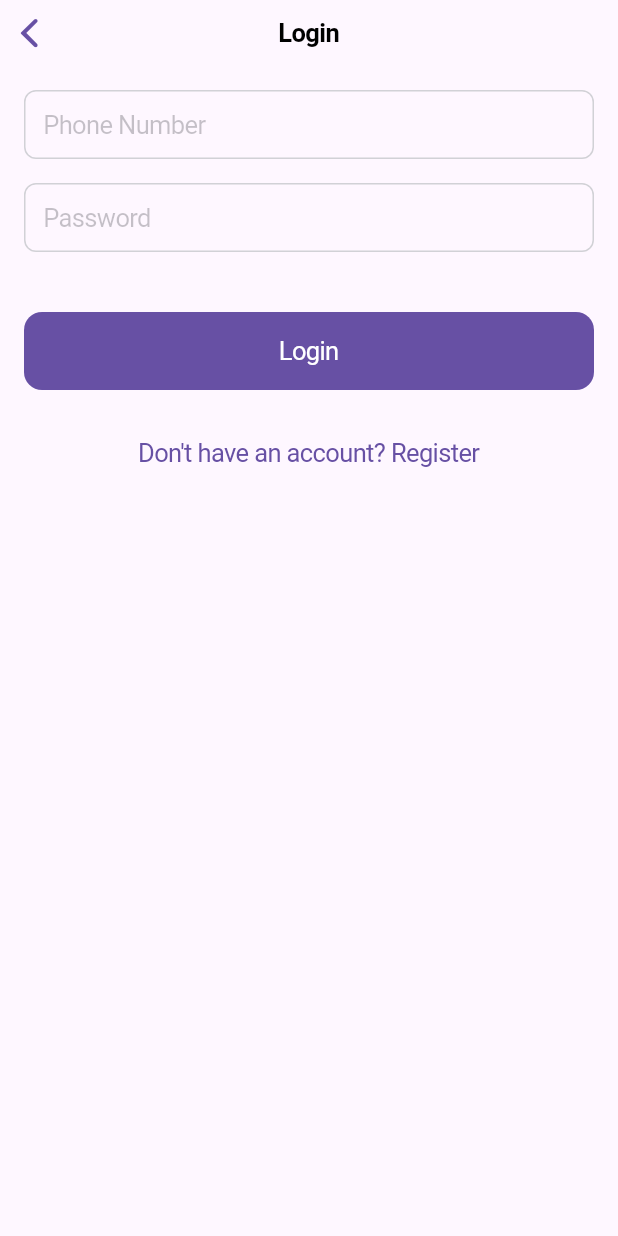
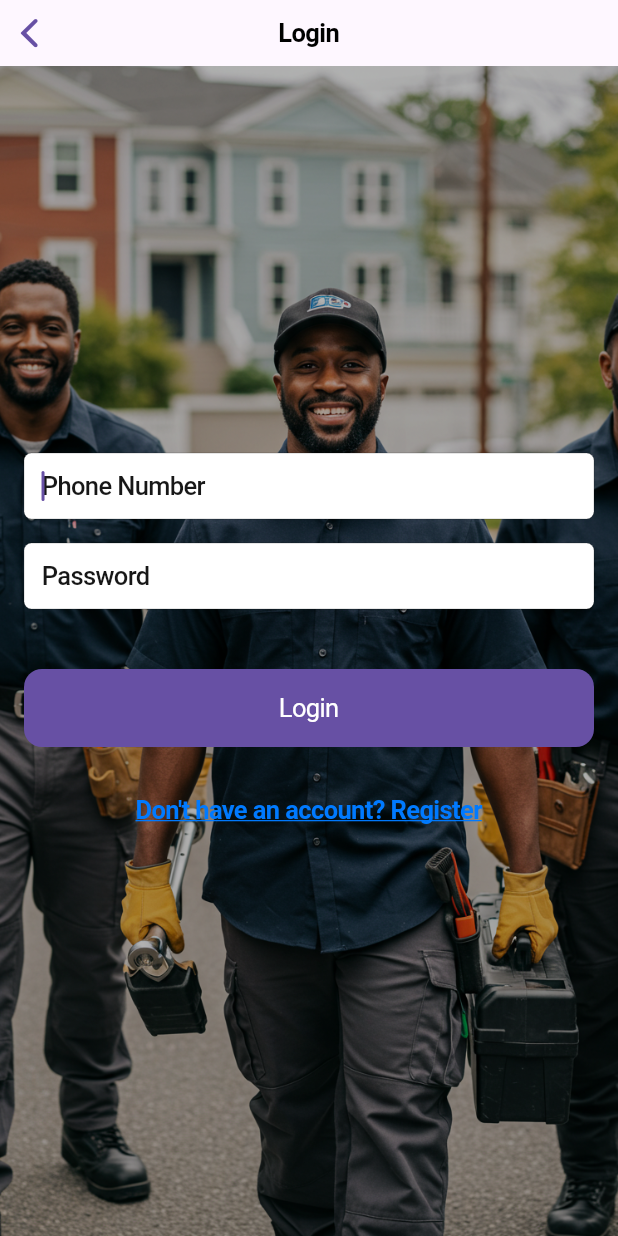
Before and after one commit to kofiobuomagyare/booking_flutter, a Flutter app: the screen it shows after launch, after a tap on "Log in", on a phone screen of 412 x 824 dp. Run offline on Flutter 3.47's test engine with Material 3 defaults, Android fonts, the phone set to English and light mode, and no system bars; our stand-ins replace geolocator, google_maps_flutter, hugeicons, image_picker, shared_preferences.

Commit message:
Refactor login screen layout and enhance user experience with translucent backgrounds and keyboard dismissal

```diff
--- a/lib/Screens/login.dart
+++ b/lib/Screens/login.dart
@@ -4,7 +4,7 @@ import 'package:app_develop/Screens/service_provider_home.dart';
 import 'package:flutter/cupertino.dart';
 import 'package:http/http.dart' as http;
 import 'package:shared_preferences/shared_preferences.dart';
-import 'home.dart'; // Ensure this file contains NsaanoHomePage and ServiceProviderHomePage
+import 'home.dart';
 import 'register_page.dart';
 
 String getBaseUrl() {
@@ -20,7 +20,6 @@ class LoginPage extends StatefulWidget {
   const LoginPage({super.key});
 
   @override
-  // ignore: library_private_types_in_public_api
   _LoginPageState createState() => _LoginPageState();
 }
 
@@ -52,14 +51,11 @@ class _LoginPageState extends State<LoginPage> {
         String token = responseData['token'];
         String role = responseData['role'];
 
-        // Save token and role in SharedPreferences
         SharedPreferences prefs = await SharedPreferences.getInstance();
         await prefs.setString('token', token);
         await prefs.setString('role', role);
 
-        // Navigate to home screen based on role
         Navigator.pushReplacement(
-          // ignore: use_build_context_synchronously
           context,
           CupertinoPageRoute(
             builder: (context) => role == 'Service Seeker'
@@ -72,7 +68,6 @@ class _LoginPageState extends State<LoginPage> {
       }
     } catch (e) {
       showCupertinoDialog(
-        // ignore: use_build_context_synchronously
         context: context,
         builder: (context) => CupertinoAlertDialog(
           title: const Text('Error'),
@@ -97,18 +92,45 @@ class _LoginPageState extends State<LoginPage> {
         middle: Text('Login'),
         backgroundColor: CupertinoColors.systemBackground,
       ),
-      child: SafeArea(
+      child: GestureDetector(
+        onTap: () => FocusScope.of(context).unfocus(), // Dismiss keyboard when tapping outside
+        child: Stack(
+          children: [
+            // Background image
+            Container(
+              decoration: const BoxDecoration(
+                image: DecorationImage(
+                  image: AssetImage('assets/images/background.jpg'),
+                  fit: BoxFit.cover,
+                ),
+              ),
+            ),
+            // Translucent overlay
+            Container(color: CupertinoColors.black.withOpacity(0.3)),
+
+            SafeArea(
+              child: Center(
+                child: SingleChildScrollView(
                   child: Padding(
                     padding: const EdgeInsets.all(16.0),
-          child: Form(
+                    child: Column(
+                      mainAxisAlignment: MainAxisAlignment.center,
+                      children: [
+                        Form(
                           key: _formKey,
                           child: Column(
                             crossAxisAlignment: CrossAxisAlignment.stretch,
                             children: [
-                _buildTextField(_phoneNumberController, 'Phone Number',
-                    keyboardType: TextInputType.phone),
-                _buildTextField(_passwordController, 'Password',
-                    isPassword: true),
+                              _buildTextField(
+                                _phoneNumberController,
+                                'Phone Number',
+                                keyboardType: TextInputType.phone,
+                              ),
+                              _buildTextField(
+                                _passwordController,
+                                'Password',
+                                isPassword: true,
+                              ),
                               const SizedBox(height: 24),
                               CupertinoButton.filled(
                                 onPressed: _isLoading ? null : loginUser,
@@ -118,7 +140,14 @@ class _LoginPageState extends State<LoginPage> {
                               ),
                               const SizedBox(height: 16),
                               CupertinoButton(
-                  child: const Text("Don't have an account? Register"),
+                                child: const Text(
+                                  "Don't have an account? Register",
+                                  style: TextStyle(
+                                    color: CupertinoColors.activeBlue,
+                                    decoration: TextDecoration.underline,
+                                    fontWeight: FontWeight.w600,
+                                  ),
+                                ),
                                 onPressed: () => Navigator.push(
                                   context,
                                   CupertinoPageRoute(
@@ -129,6 +158,13 @@ class _LoginPageState extends State<LoginPage> {
                             ],
                           ),
                         ),
+                      ],
+                    ),
+                  ),
+                ),
+              ),
+            ),
+          ],
         ),
       ),
     );
@@ -142,15 +178,22 @@ class _LoginPageState extends State<LoginPage> {
   }) {
     return Padding(
       padding: const EdgeInsets.only(bottom: 16),
+      child: Container(
+        decoration: BoxDecoration(
+          color: CupertinoColors.white.withOpacity(0.6), // Translucent input
+          borderRadius: BorderRadius.circular(8),
+        ),
         child: CupertinoTextField(
           controller: controller,
           placeholder: placeholder,
           obscureText: isPassword,
           keyboardType: keyboardType,
           padding: const EdgeInsets.all(12),
-        decoration: BoxDecoration(
-          border: Border.all(color: CupertinoColors.systemGrey4),
-          borderRadius: BorderRadius.circular(8),
+          autofocus: true, // Ensure keyboard pops up when focused
+          placeholderStyle: const TextStyle(
+            color: CupertinoColors.darkBackgroundGray,
+            fontWeight: FontWeight.w500,
+          ),
         ),
       ),
     );
@@ -163,3 +206,10 @@ class _LoginPageState extends State<LoginPage> {
     super.dispose();
   }
 }
+
+void main() {
+  runApp(const CupertinoApp(
+    home: LoginPage(),
+    debugShowCheckedModeBanner: false,
+  ));
+}
```
Lines whose indentation alone changed are shown as unchanged.
